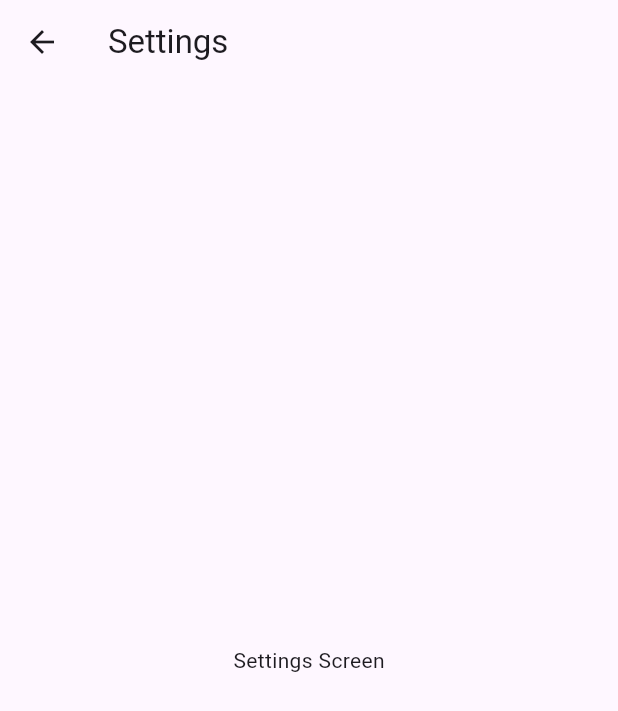
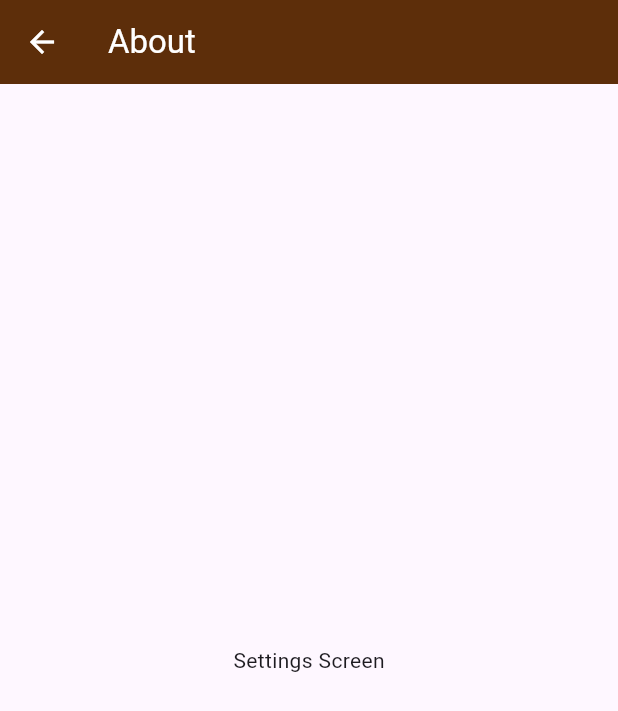
Before and after one commit to Myniv/hr_attendance_tracker, a Flutter app: the SettingScreen screen opened by its route, on a phone screen of 412 x 824 dp. Shown: the top 711 px of the screen. Run offline on Flutter 3.47's test engine with Material 3 defaults, Android fonts, the phone set to English and light mode, and no system bars; our stand-ins replace image_picker, mask_text_input_formatter.

```diff
--- a/lib/custom_theme.dart
+++ b/lib/custom_theme.dart
@@ -2,7 +2,6 @@ import 'dart:io';
 
 import 'package:flutter/material.dart';
 import 'package:flutter/services.dart';
-import 'package:hr_attendance_tracker/providers/profile_provider.dart';
 import 'package:intl/intl.dart';
 
 class CustomTheme {
--- a/lib/providers/profile_provider.dart
+++ b/lib/providers/profile_provider.dart
@@ -66,7 +66,7 @@ class ProfileProvider extends ChangeNotifier {
       initialDate =
           profile.dob ?? DateTime.now().subtract(Duration(days: 6570));
     } else {
-      initialDate = profile.dateOfJoining ?? DateTime.now();
+      initialDate = profile.dateOfJoining;
     }
 
     final picked = await showDatePicker(
--- a/lib/screens/setting_screen.dart
+++ b/lib/screens/setting_screen.dart
@@ -1,11 +1,14 @@
 import 'package:flutter/material.dart';
+import 'package:hr_attendance_tracker/widgets/custom_appbar.dart';
 
 class SettingScreen extends StatelessWidget {
   @override
   Widget build(BuildContext context) {
     return Scaffold(
-      appBar: AppBar(
-        title: Text('Settings'),
+      appBar: CustomAppbar(
+        title: "About",
+        onBack: () => Navigator.of(context).pop(),
+        icon: Icons.arrow_back,
       ),
       body: Center(
         child: Text('Settings Screen'),
--- a/lib/widgets/custom_appbar.dart
+++ b/lib/widgets/custom_appbar.dart
@@ -9,13 +9,23 @@ class CustomAppbar extends StatelessWidget implements PreferredSizeWidget {
 
   @override
   Widget build(BuildContext context) {
+    final canPop = Navigator.of(context).canPop();
+
     return AppBar(
       backgroundColor: CustomTheme.colorBrown,
-      leading: IconButton(
-        icon: Icon(icon, color: Colors.white),
-        onPressed: onBack,
-      ),
       title: Text(title, style: TextStyle(color: Colors.white)),
+      leading: canPop
+          ? IconButton(
+              onPressed: onBack,
+              icon: Icon(icon),
+              color: Colors.white,
+            )
+          : Builder(
+              builder: (context) => IconButton(
+                onPressed: () => Scaffold.of(context).openDrawer(),
+                icon: Icon(Icons.menu, color: Colors.white),
+              ),
+            ),
       // actions: [
       //   IconButton(
       //     icon: Icon(Icons.edit, color: Colors.white),
```
Also changed, not shown: lib/screens/about_screen.dart (+6 -5 lines), lib/screens/not_found_screen.dart (+6 -1 lines).
